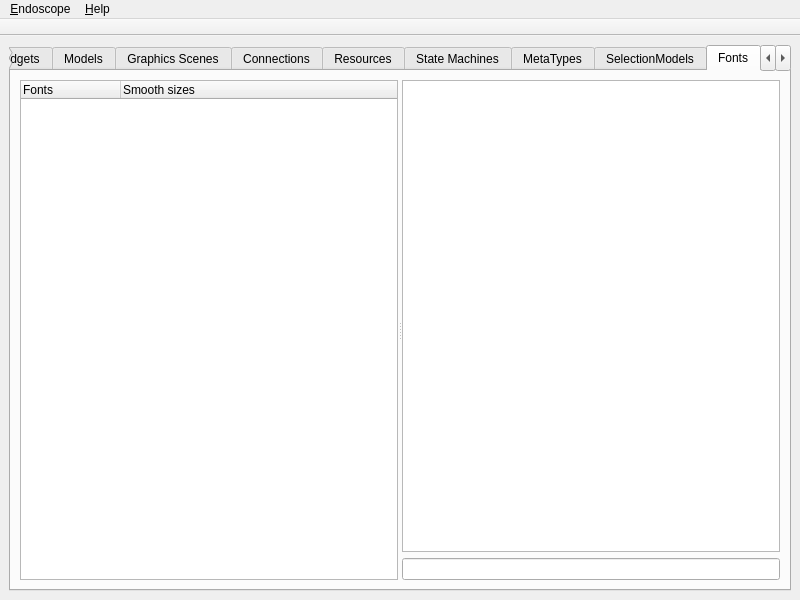
This is mainwindow.ui in KDAB/GammaRay as Qt 5 draws it before an edit. The edited form follows.
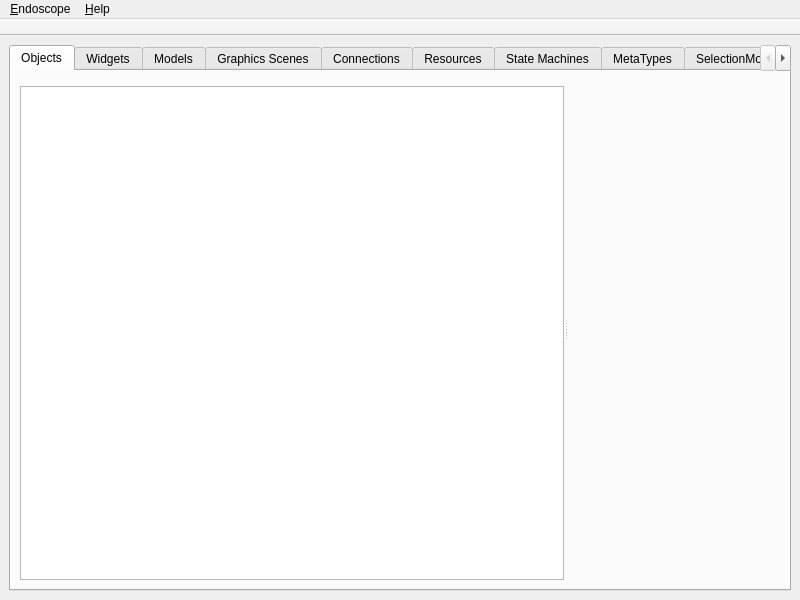
This is the edited form. The open tabs and pages were chosen to show the change. Custom widgets are drawn as their Qt base class.

Commit message: Factor out the font browser.

```diff
--- a/mainwindow.ui
+++ b/mainwindow.ui
@@ -288,45 +288,6 @@
         </item>
        </layout>
       </widget>
-      <widget class="QWidget" name="tab_11">
-       <attribute name="title">
-        <string>Fonts</string>
-       </attribute>
-       <layout class="QVBoxLayout" name="verticalLayout_15">
-        <item>
-         <widget class="QSplitter" name="splitter_10">
-          <property name="orientation">
-           <enum>Qt::Horizontal</enum>
-          </property>
-          <widget class="QTreeWidget" name="fontTree">
-           <property name="columnCount">
-            <number>2</number>
-           </property>
-           <column>
-            <property name="text">
-             <string>Fonts</string>
-            </property>
-           </column>
-           <column>
-            <property name="text">
-             <string>Smooth sizes</string>
-            </property>
-           </column>
-          </widget>
-          <widget class="QWidget" name="layoutWidget_7">
-           <layout class="QVBoxLayout" name="verticalLayout">
-            <item>
-             <widget class="QTableView" name="selectedFontsView"/>
-            </item>
-            <item>
-             <widget class="QLineEdit" name="fontText"/>
-            </item>
-           </layout>
-          </widget>
-         </widget>
-        </item>
-       </layout>
-      </widget>
       <widget class="QWidget" name="widget">
        <attribute name="title">
         <string>New Tool View</string>
```
The commit also changes 9 other files.
